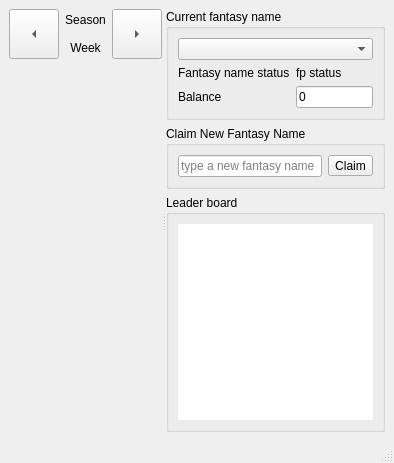
First picture: the form in cute-fantasy/mainwindow.ui, repository protoblock/protoblock, before the edit.
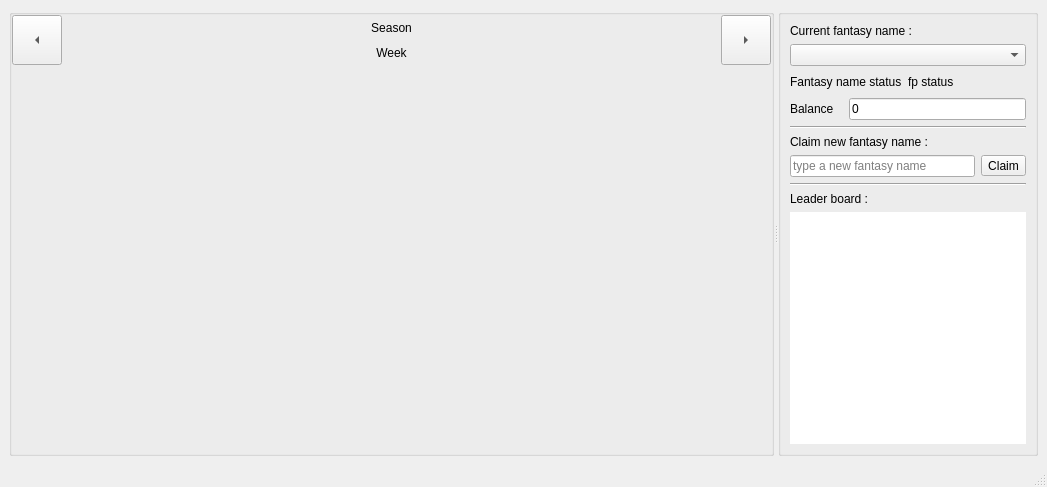
Second picture: the form after the edit. Custom widgets are drawn as their Qt base class.

```diff
--- a/cute-fantasy/mainwindow.ui
+++ b/cute-fantasy/mainwindow.ui
@@ -6,25 +6,47 @@
    <rect>
     <x>0</x>
     <y>0</y>
-    <width>394</width>
-    <height>463</height>
+    <width>1047</width>
+    <height>487</height>
    </rect>
   </property>
   <property name="windowTitle">
    <string>MainWindow</string>
   </property>
   <widget class="QWidget" name="centralwidget">
-   <layout class="QGridLayout" name="gridLayout_5">
+   <layout class="QGridLayout" name="gridLayout_6">
     <item row="0" column="0">
      <widget class="QSplitter" name="splitter">
+      <property name="lineWidth">
+       <number>3</number>
+      </property>
       <property name="orientation">
        <enum>Qt::Horizontal</enum>
       </property>
-      <widget class="QWidget" name="layoutWidget">
-       <layout class="QVBoxLayout" name="verticalLayout_2">
-        <item>
-         <layout class="QHBoxLayout" name="horizontalLayout">
-          <item>
+      <property name="opaqueResize">
+       <bool>true</bool>
+      </property>
+      <widget class="QGroupBox" name="groupBox_4">
+       <property name="title">
+        <string/>
+       </property>
+       <layout class="QGridLayout" name="gridLayout_5">
+        <property name="leftMargin">
+         <number>0</number>
+        </property>
+        <property name="topMargin">
+         <number>0</number>
+        </property>
+        <property name="rightMargin">
+         <number>0</number>
+        </property>
+        <property name="bottomMargin">
+         <number>0</number>
+        </property>
+        <property name="spacing">
+         <number>0</number>
+        </property>
+        <item row="0" column="0" rowspan="2">
            <widget class="QToolButton" name="myPreviousWeek">
             <property name="minimumSize">
              <size>
@@ -43,9 +65,7 @@
             </property>
            </widget>
           </item>
-          <item>
-           <layout class="QVBoxLayout" name="verticalLayout">
-            <item>
+        <item row="0" column="1">
              <widget class="QLabel" name="mySeasonLabel">
               <property name="styleSheet">
                <string notr="true">font: 75 18pt &quot;Trebuchet MS&quot;;</string>
@@ -58,7 +78,26 @@
               </property>
              </widget>
             </item>
-            <item>
+        <item row="0" column="2" rowspan="2">
+         <widget class="QToolButton" name="myNextWeek">
+          <property name="minimumSize">
+           <size>
+            <width>50</width>
+            <height>50</height>
+           </size>
+          </property>
+          <property name="statusTip">
+           <string>Click to navigate to next week</string>
+          </property>
+          <property name="text">
+           <string>...</string>
+          </property>
+          <property name="arrowType">
+           <enum>Qt::RightArrow</enum>
+          </property>
+         </widget>
+        </item>
+        <item row="1" column="1">
              <widget class="QLabel" name="myWeekLabel">
               <property name="styleSheet">
                <string notr="true">font: 75 18pt &quot;Trebuchet MS&quot;;
@@ -72,30 +111,7 @@
               </property>
              </widget>
             </item>
-           </layout>
-          </item>
-          <item>
-           <widget class="QToolButton" name="myNextWeek">
-            <property name="minimumSize">
-             <size>
-              <width>50</width>
-              <height>50</height>
-             </size>
-            </property>
-            <property name="statusTip">
-             <string>Click to navigate to next week</string>
-            </property>
-            <property name="text">
-             <string>...</string>
-            </property>
-            <property name="arrowType">
-             <enum>Qt::RightArrow</enum>
-            </property>
-           </widget>
-          </item>
-         </layout>
-        </item>
-        <item>
+        <item row="2" column="0" colspan="3">
          <widget class="QStackedWidget" name="myStackedWidget">
           <property name="currentIndex">
            <number>2</number>
@@ -116,6 +132,21 @@
           </widget>
           <widget class="QWidget" name="myNexWeekView">
            <layout class="QGridLayout" name="gridLayout_4">
+            <property name="leftMargin">
+             <number>0</number>
+            </property>
+            <property name="topMargin">
+             <number>0</number>
+            </property>
+            <property name="rightMargin">
+             <number>0</number>
+            </property>
+            <property name="bottomMargin">
+             <number>0</number>
+            </property>
+            <property name="spacing">
+             <number>0</number>
+            </property>
             <item row="0" column="0">
              <widget class="NextWeekWidget" name="myNextWeekWidget" native="true"/>
             </item>
@@ -125,15 +156,25 @@
         </item>
        </layout>
       </widget>
-      <widget class="QWidget" name="layoutWidget">
-       <layout class="QGridLayout" name="gridLayout_8">
-        <item row="0" column="0">
          <widget class="QGroupBox" name="groupBox_2">
+       <property name="maximumSize">
+        <size>
+         <width>260</width>
+         <height>16777215</height>
+        </size>
+       </property>
           <property name="title">
-           <string>Current fantasy name</string>
-          </property>
-          <layout class="QGridLayout" name="gridLayout_6">
-           <item row="0" column="0" colspan="2">
+        <string/>
+       </property>
+       <layout class="QGridLayout" name="gridLayout">
+        <item row="0" column="0" colspan="3">
+         <widget class="QLabel" name="label_4">
+          <property name="text">
+           <string>Current fantasy name :</string>
+          </property>
+         </widget>
+        </item>
+        <item row="1" column="0" colspan="5">
             <widget class="QComboBox" name="myFantasyNamesCombo">
              <property name="minimumSize">
               <size>
@@ -155,28 +196,41 @@
              </property>
             </widget>
            </item>
-           <item row="1" column="0">
+        <item row="2" column="0" colspan="2">
             <widget class="QLabel" name="myFantasyPlayerNamesLabel_2">
              <property name="text">
               <string>Fantasy name status</string>
              </property>
             </widget>
            </item>
-           <item row="1" column="1">
+        <item row="2" column="2">
             <widget class="QLabel" name="myFantasyNameStatusLabel">
              <property name="text">
               <string>fp status</string>
              </property>
             </widget>
            </item>
-           <item row="2" column="0">
+        <item row="2" column="3" colspan="2">
+         <spacer name="horizontalSpacer">
+          <property name="orientation">
+           <enum>Qt::Horizontal</enum>
+          </property>
+          <property name="sizeHint" stdset="0">
+           <size>
+            <width>81</width>
+            <height>20</height>
+           </size>
+          </property>
+         </spacer>
+        </item>
+        <item row="3" column="0">
             <widget class="QLabel" name="label_2">
              <property name="text">
               <string>Balance</string>
              </property>
             </widget>
            </item>
-           <item row="2" column="1">
+        <item row="3" column="1" colspan="4">
             <widget class="QLineEdit" name="myBalanceText">
              <property name="statusTip">
               <string>your current balance amount</string>
@@ -189,16 +243,21 @@
              </property>
             </widget>
            </item>
-          </layout>
+        <item row="4" column="0" colspan="5">
+         <widget class="Line" name="line">
+          <property name="orientation">
+           <enum>Qt::Horizontal</enum>
+          </property>
          </widget>
         </item>
-        <item row="1" column="0">
-         <widget class="QGroupBox" name="groupBox">
-          <property name="title">
-           <string>Claim New Fantasy Name</string>
+        <item row="5" column="0" colspan="3">
+         <widget class="QLabel" name="label_3">
+          <property name="text">
+           <string>Claim new fantasy name :</string>
           </property>
-          <layout class="QGridLayout" name="gridLayout_7">
-           <item row="0" column="0">
+         </widget>
+        </item>
+        <item row="6" column="0" colspan="4">
             <widget class="QLineEdit" name="myClamNewNameLE">
              <property name="inputMask">
               <string/>
@@ -211,7 +270,7 @@
              </property>
             </widget>
            </item>
-           <item row="0" column="1">
+        <item row="6" column="4">
             <widget class="QToolButton" name="myClaimFantasyNameButton">
              <property name="text">
               <string>Claim</string>
@@ -221,16 +280,21 @@
              </property>
             </widget>
            </item>
-          </layout>
+        <item row="7" column="0" colspan="5">
+         <widget class="Line" name="line_2">
+          <property name="orientation">
+           <enum>Qt::Horizontal</enum>
+          </property>
          </widget>
         </item>
-        <item row="2" column="0">
-         <widget class="QGroupBox" name="groupBox_3">
-          <property name="title">
-           <string>Leader board</string>
+        <item row="8" column="0" colspan="2">
+         <widget class="QLabel" name="label">
+          <property name="text">
+           <string>Leader board :</string>
           </property>
-          <layout class="QGridLayout" name="gridLayout">
-           <item row="0" column="0">
+         </widget>
+        </item>
+        <item row="9" column="0" colspan="5">
             <widget class="QTableView" name="myLeaderBaordTableView">
              <property name="frameShape">
               <enum>QFrame::Box</enum>
@@ -254,9 +318,6 @@
            </item>
           </layout>
          </widget>
-        </item>
-       </layout>
-      </widget>
      </widget>
     </item>
    </layout>
```
Left out of the diff: 32 changed lines with no effect on the pictures. Lines whose indentation alone changed are shown as unchanged.
